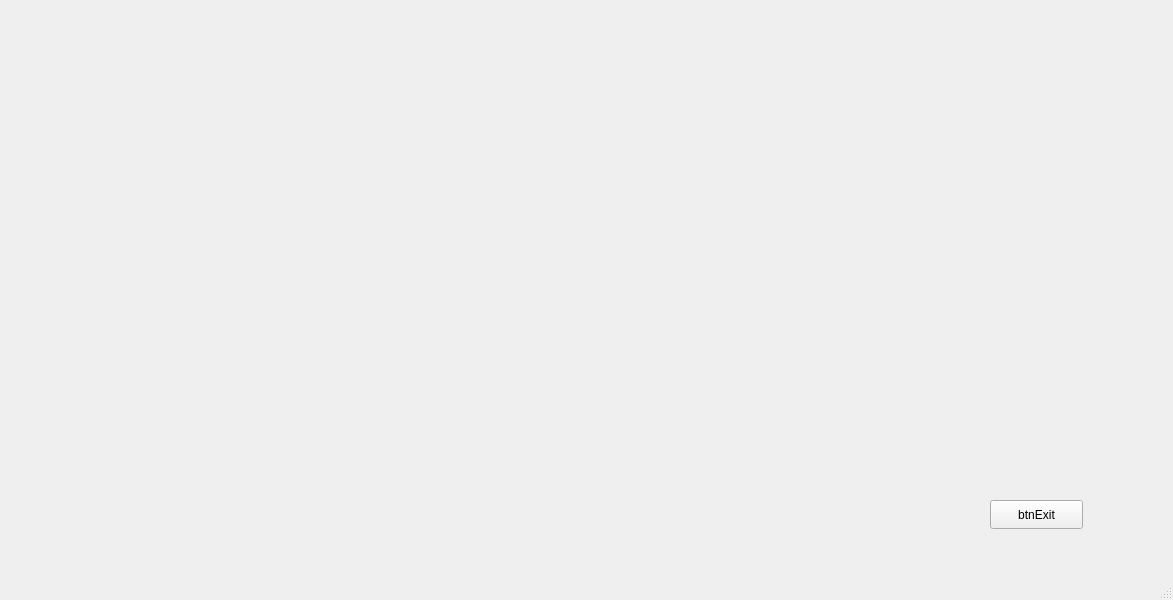
Before: the Qt Designer form Test6/Settings/settings.ui in Astropl/Test10, drawn with Qt 5.
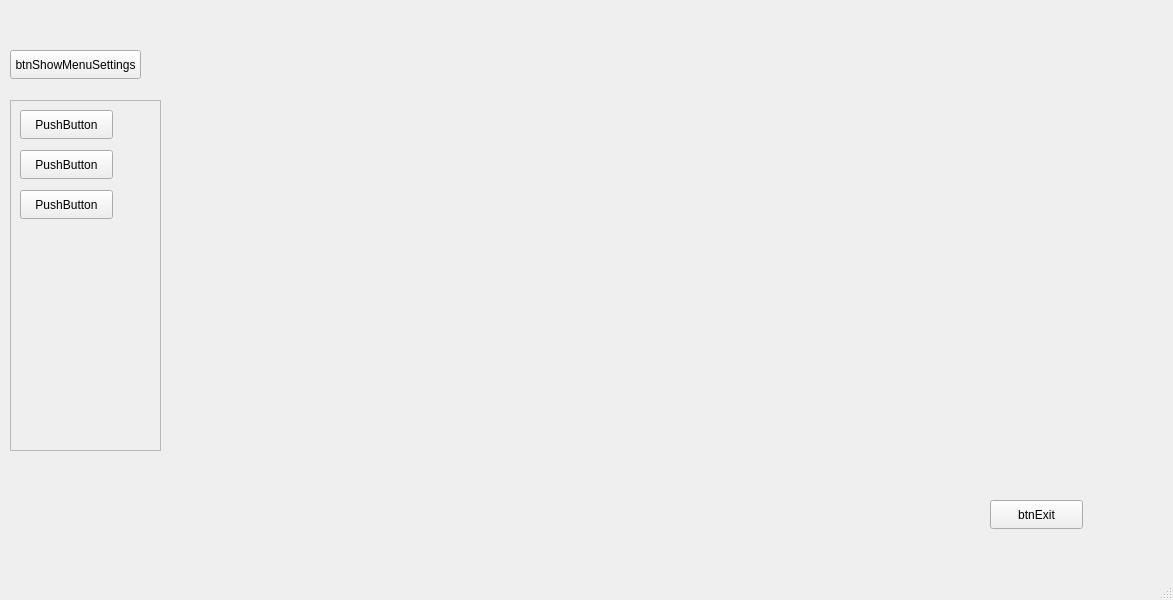
After: the same form once the commit is applied.

Patch:
```diff
--- a/Test6/Settings/settings.ui
+++ b/Test6/Settings/settings.ui
@@ -27,6 +27,74 @@
      <string>btnExit</string>
     </property>
    </widget>
+   <widget class="QPushButton" name="btnShowMenuSettings">
+    <property name="geometry">
+     <rect>
+      <x>10</x>
+      <y>50</y>
+      <width>131</width>
+      <height>29</height>
+     </rect>
+    </property>
+    <property name="text">
+     <string>btnShowMenuSettings</string>
+    </property>
+   </widget>
+   <widget class="QFrame" name="frmMainLeft">
+    <property name="geometry">
+     <rect>
+      <x>10</x>
+      <y>100</y>
+      <width>151</width>
+      <height>351</height>
+     </rect>
+    </property>
+    <property name="frameShape">
+     <enum>QFrame::StyledPanel</enum>
+    </property>
+    <property name="frameShadow">
+     <enum>QFrame::Raised</enum>
+    </property>
+    <widget class="QPushButton" name="pushButton">
+     <property name="geometry">
+      <rect>
+       <x>10</x>
+       <y>10</y>
+       <width>93</width>
+       <height>29</height>
+      </rect>
+     </property>
+     <property name="text">
+      <string>PushButton</string>
+     </property>
+    </widget>
+    <widget class="QPushButton" name="pushButton_2">
+     <property name="geometry">
+      <rect>
+       <x>10</x>
+       <y>50</y>
+       <width>93</width>
+       <height>29</height>
+      </rect>
+     </property>
+     <property name="text">
+      <string>PushButton</string>
+     </property>
+    </widget>
+    <widget class="QPushButton" name="pushButton_3">
+     <property name="geometry">
+      <rect>
+       <x>10</x>
+       <y>90</y>
+       <width>93</width>
+       <height>29</height>
+      </rect>
+     </property>
+     <property name="text">
+      <string>PushButton</string>
+     </property>
+    </widget>
+   </widget>
   </widget>
   <widget class="QMenuBar" name="menubar">
    <property name="geometry">
```
